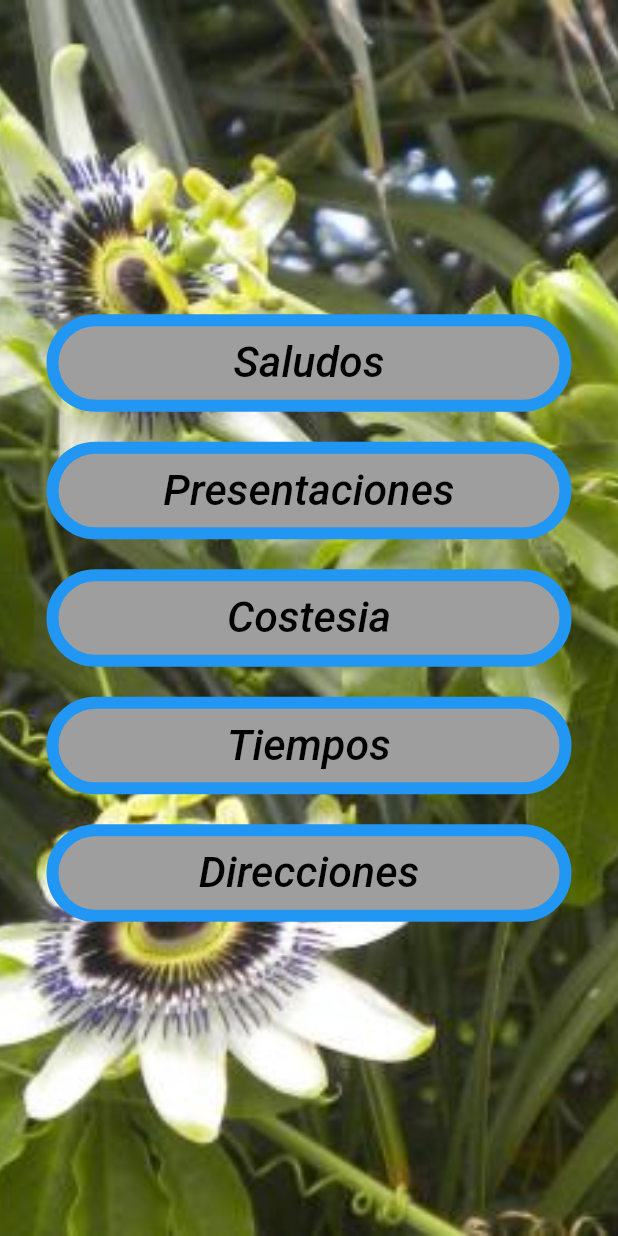
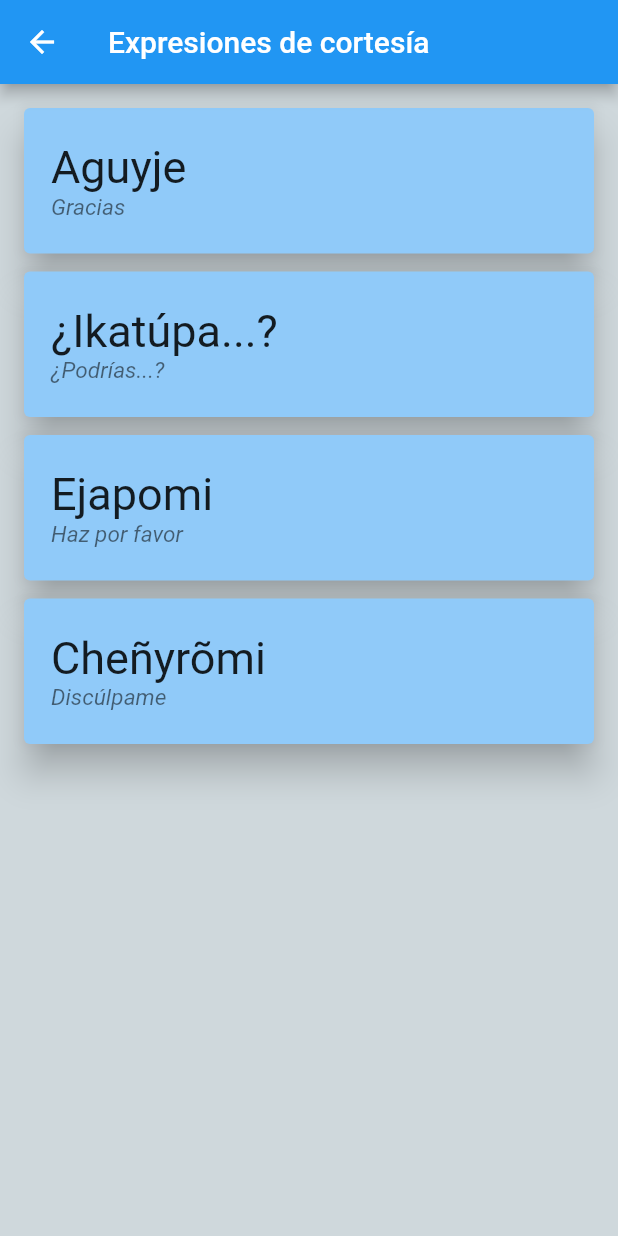
Before and after one commit to Zorro-cristal/Guara, a Flutter app: the Frases screen opened directly, after a tap on "Costesia", on a phone screen of 412 x 824 dp. Run offline on Flutter 3.47's test engine with Material 2 defaults, Android fonts, the phone set to English and light mode, and no system bars; missing offline and left inert: dart:ffi, flutter_email_sender.

Commit message:
Pantalla de cortesia agregada

```diff
--- a/lib/rutas/rutas.dart
+++ b/lib/rutas/rutas.dart
@@ -1,4 +1,5 @@
 import 'package:flutter/material.dart';
+import 'package:guara2/screen/frases/cortesia.dart';
 import 'package:guara2/screen/principal/espanholguara.dart';
 import 'package:guara2/screen/menus/frases.dart';
 import 'package:guara2/screen/principal/guara_espanhol.dart';
@@ -46,7 +47,7 @@ void navegar(context, String destino) {
       break;
     case 'Cortesia':
       Navigator.push(context,
-        MaterialPageRoute(builder: (context) => Saludos())
+        MaterialPageRoute(builder: (context) => Cortesia())
       );
       break;
     case 'Tiempos':
--- /dev/null
+++ b/lib/screen/frases/cortesia.dart
@@ -0,0 +1,74 @@
+import 'package:flutter/material.dart';
+import '../../config/get_info.dart';
+import '../../config/palabras.dart';
+
+class Cortesia extends StatefulWidget {
+  const Cortesia({super.key});
+
+  @override
+  State<Cortesia> createState() => _CortesiaState();
+}
+
+class _CortesiaState extends State<Cortesia> {
+  List<Palabra> cortesia = List.empty(growable: true);
+
+  @override
+  void initState() {
+    loadJsonData('bdd/cortesia.json').then((value) {
+      setState(() {
+        cortesia.addAll(value);
+      });
+    });
+    super.initState();
+  }
+
+  @override
+  Widget build(BuildContext context) {
+    return Scaffold(
+        appBar: AppBar(
+          title: Text("Expresiones de cortesía"),
+        ),
+        body: SafeArea(
+            child: Container(
+          decoration: BoxDecoration(
+            color: Colors.blueGrey[100],
+          ),
+          child: Column(
+            mainAxisAlignment: MainAxisAlignment.start,
+            crossAxisAlignment: CrossAxisAlignment.stretch,
+            children: <Widget>[
+              Expanded(
+                  child: ListView.builder(
+                padding: EdgeInsets.all(10.0),
+                itemCount: cortesia.length,
+                itemBuilder: (BuildContext context, int index) {
+                  return Card(
+                    color: Colors.blue[200],
+                    elevation: 10,
+                    margin: EdgeInsets.all(6),
+                    child: Padding(
+                        padding: const EdgeInsets.all(10.0),
+                        child: ListTile(
+                          title: Text(
+                            cortesia[index].guarani,
+                            style: TextStyle(
+                              fontSize: 30,
+                            ),
+                          ),
+                          contentPadding: EdgeInsets.all(8),
+                          subtitle: Text(
+                            cortesia[index].castellano,
+                            style: TextStyle(
+                              fontSize: 15,
+                              fontStyle: FontStyle.italic,
+                            ),
+                          ),
+                        )),
+                  );
+                },
+              ))
+            ],
+          ),
+        )));
+  }
+}
--- a/lib/screen/menus/frases.dart
+++ b/lib/screen/menus/frases.dart
@@ -34,7 +34,7 @@ class Frases extends StatelessWidget {
             Row(
               mainAxisAlignment: MainAxisAlignment.center,
               children: [
-                Boton(presionado: () {}, titulo: "Costesia"),
+                Boton(presionado: () => navegar(context, "Cortesia"), titulo: "Costesia"),
               ],
             ),
             Container(height: 20),
```
